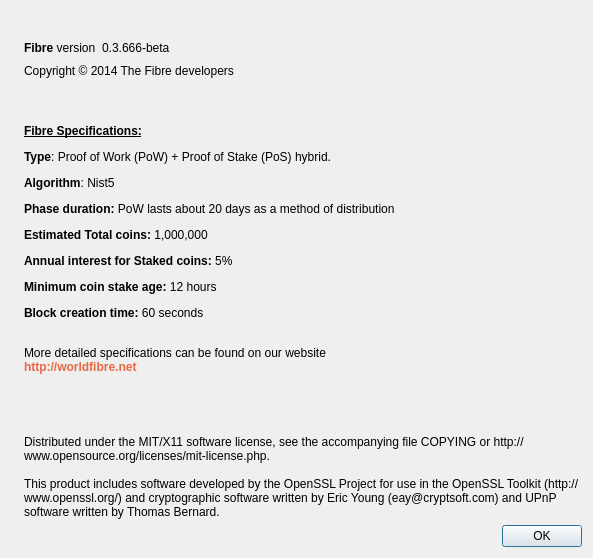
Above: src/qt/forms/aboutdialog.ui from ocminer/fibre before the change. Below: the same form after it.
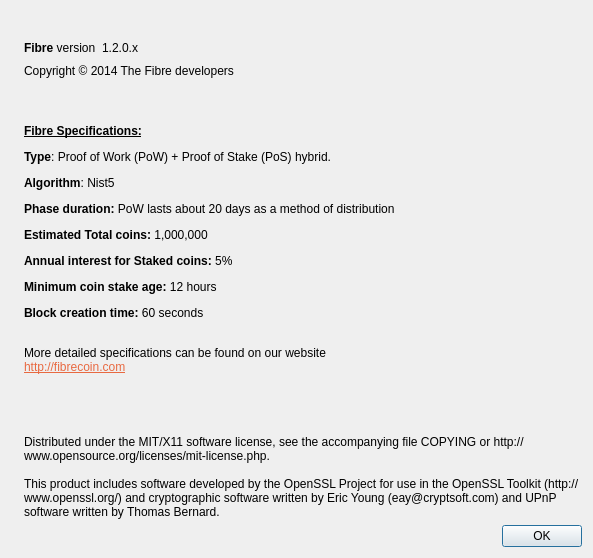
That is the form after the change. Icons and pictures are not drawn.

The edit to the form file:
```diff
--- a/src/qt/forms/aboutdialog.ui
+++ b/src/qt/forms/aboutdialog.ui
@@ -285,7 +285,7 @@
           <cursorShape>IBeamCursor</cursorShape>
          </property>
          <property name="text">
-          <string notr="true">0.3.666-beta</string>
+          <string notr="true">1.2.0.x</string>
          </property>
          <property name="textInteractionFlags">
           <set>Qt::LinksAccessibleByMouse|Qt::TextSelectableByKeyboard|Qt::TextSelectableByMouse</set>
@@ -323,7 +323,7 @@
      <item>
       <widget class="QLabel" name="label_3">
        <property name="text">
-        <string>&lt;html&gt;&lt;head/&gt;&lt;body&gt;&lt;p&gt;&lt;br/&gt;&lt;/p&gt;&lt;p&gt;&lt;span style=&quot; font-weight:600; text-decoration: underline;&quot;&gt;Fibre Specifications:&lt;/span&gt;&lt;/p&gt;&lt;p&gt;&lt;span style=&quot; font-weight:600;&quot;&gt;Type&lt;/span&gt;: Proof of Work (PoW) + Proof of Stake (PoS) hybrid.&lt;/p&gt;&lt;p&gt;&lt;span style=&quot; font-weight:600;&quot;&gt;Algorithm&lt;/span&gt;: Nist5&lt;/p&gt;&lt;p&gt;&lt;span style=&quot; font-weight:600;&quot;&gt;Phase duration:&lt;/span&gt; PoW lasts about 20 days as a method of distribution&lt;/p&gt;&lt;p&gt;&lt;span style=&quot; font-weight:600;&quot;&gt;Estimated Total coins:&lt;/span&gt; 1,000,000&lt;/p&gt;&lt;p&gt;&lt;span style=&quot; font-weight:600;&quot;&gt;Annual interest for Staked coins:&lt;/span&gt; 5%&lt;/p&gt;&lt;p&gt;&lt;span style=&quot; font-weight:600;&quot;&gt;Minimum coin stake age:&lt;/span&gt; 12 hours&lt;/p&gt;&lt;p&gt;&lt;span style=&quot; font-weight:600;&quot;&gt;Block creation time: &lt;/span&gt;60 seconds&lt;br/&gt;&lt;/p&gt;&lt;p&gt;More detailed specifications can be found on our website&lt;br/&gt;&lt;span style=&quot; font-weight:600; color:#e86941;&quot;&gt;http://worldfibre.net&lt;/span&gt;&lt;/p&gt;&lt;/body&gt;&lt;/html&gt;</string>
+        <string>&lt;html&gt;&lt;head/&gt;&lt;body&gt;&lt;p&gt;&lt;br/&gt;&lt;/p&gt;&lt;p&gt;&lt;span style=&quot; font-weight:600; text-decoration: underline;&quot;&gt;Fibre Specifications:&lt;/span&gt;&lt;/p&gt;&lt;p&gt;&lt;span style=&quot; font-weight:600;&quot;&gt;Type&lt;/span&gt;: Proof of Work (PoW) + Proof of Stake (PoS) hybrid.&lt;/p&gt;&lt;p&gt;&lt;span style=&quot; font-weight:600;&quot;&gt;Algorithm&lt;/span&gt;: Nist5&lt;/p&gt;&lt;p&gt;&lt;span style=&quot; font-weight:600;&quot;&gt;Phase duration:&lt;/span&gt; PoW lasts about 20 days as a method of distribution&lt;/p&gt;&lt;p&gt;&lt;span style=&quot; font-weight:600;&quot;&gt;Estimated Total coins:&lt;/span&gt; 1,000,000&lt;/p&gt;&lt;p&gt;&lt;span style=&quot; font-weight:600;&quot;&gt;Annual interest for Staked coins:&lt;/span&gt; 5%&lt;/p&gt;&lt;p&gt;&lt;span style=&quot; font-weight:600;&quot;&gt;Minimum coin stake age:&lt;/span&gt; 12 hours&lt;/p&gt;&lt;p&gt;&lt;span style=&quot; font-weight:600;&quot;&gt;Block creation time: &lt;/span&gt;60 seconds&lt;br/&gt;&lt;/p&gt;&lt;p&gt;More detailed specifications can be found on our website&lt;br/&gt;&lt;a href=&quot;http://fibrecoin.com&quot;&gt;&lt;span style=&quot; text-decoration: underline; color:#e86941;&quot;&gt;http://fibrecoin.com&lt;/span&gt;&lt;/a&gt;&lt;/p&gt;&lt;/body&gt;&lt;/html&gt;</string>
        </property>
       </widget>
      </item>
```
